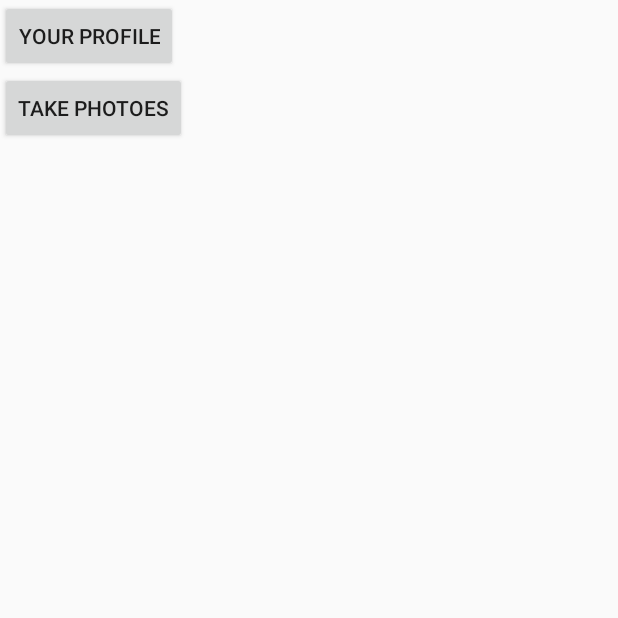
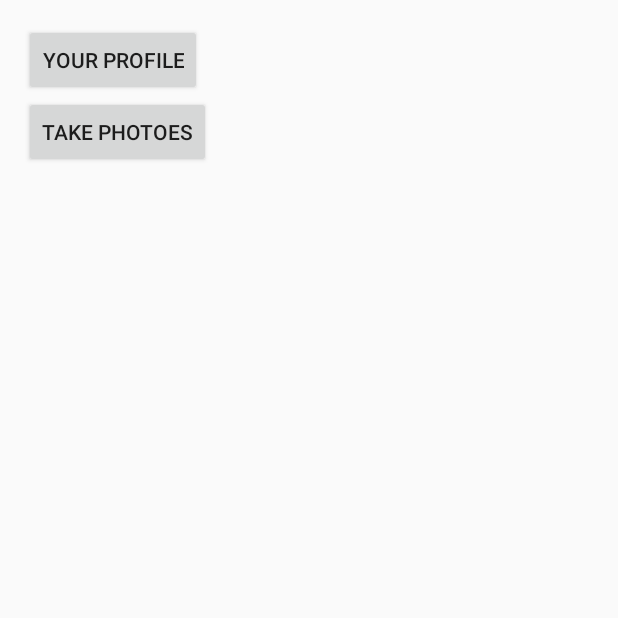
Before and after one commit to binc74/food-recommendation, an Android app: the OptionActivity screen opened directly, with no data from a screen before it, after a tap on "YOUR PROFILE", on a phone screen of 412 x 824 dp, the top half of it. Run offline under Robolectric (Android 15) with nearby library versions, the phone set to English and light mode, and no system bars; 1 statement that could not run was skipped.

Commit message:
Adding incomplete profile page

```diff
--- a/app/src/main/AndroidManifest.xml
+++ b/app/src/main/AndroidManifest.xml
@@ -36,7 +36,8 @@
         <activity android:name=".CameraActivity" />
         <activity android:name=".TestActivity" />
         <activity android:name=".SignUpActivity" />
-        <activity android:name=".OptionActivity"></activity>
+        <activity android:name=".OptionActivity" />
+        <activity android:name=".ProfileActivity"></activity>
     </application>
 
 </manifest>
--- a/app/src/main/java/edu/osu/cse5914/ibmi/foodrecommendation/LoginActivity.java
+++ b/app/src/main/java/edu/osu/cse5914/ibmi/foodrecommendation/LoginActivity.java
@@ -72,9 +72,9 @@ public class LoginActivity extends AppCompatActivity implements View.OnClickList
                                         startActivity(pref_intent);
                                     }
                                     else {
-                                        Intent pref_intent = new Intent(this, CameraActivity.class); //link to preference view
-                                        pref_intent.putExtra("uid", user.getDocumentId());
-                                        startActivity(pref_intent);
+                                        Intent opt_intent = new Intent(this, OptionActivity.class); //link to preference view
+                                        opt_intent.putExtra("uid", user.getDocumentId());
+                                        startActivity(opt_intent);
                                     }
                                 }
                             }
--- a/app/src/main/java/edu/osu/cse5914/ibmi/foodrecommendation/OptionActivity.java
+++ b/app/src/main/java/edu/osu/cse5914/ibmi/foodrecommendation/OptionActivity.java
@@ -1,5 +1,6 @@
 package edu.osu.cse5914.ibmi.foodrecommendation;
 
+import android.content.Intent;
 import android.support.v7.app.AppCompatActivity;
 import android.os.Bundle;
 import android.view.View;
@@ -8,6 +9,8 @@ import android.widget.Button;
 public class OptionActivity extends AppCompatActivity implements View.OnClickListener {
     Button mProfile;
     Button mTakePhoto;
+
+    String uid;
 
     @Override
     protected void onCreate(Bundle savedInstanceState) {
@@ -19,15 +22,23 @@ public class OptionActivity extends AppCompatActivity implements View.OnClickLis
 
         mTakePhoto = findViewById(R.id.photo);
         mTakePhoto.setOnClickListener(this);
+
+        uid = getIntent().getExtras().getString("uid");
     }
 
     @Override
     public void onClick(View v) {
         switch(v.getId()) {
             case R.id.profile:
+                Intent profile_intent = new Intent(this, ProfileActivity.class); //link to preference view
+                profile_intent.putExtra("uid", uid);
+                startActivity(profile_intent);
                 break;
 
             case R.id.photo:
+                Intent cam_intent = new Intent(this, CameraActivity.class); //link to preference view
+                cam_intent.putExtra("uid", uid);
+                startActivity(cam_intent);
                 break;
         }
     }
--- a/app/src/main/java/edu/osu/cse5914/ibmi/foodrecommendation/PrefSetActivity.java
+++ b/app/src/main/java/edu/osu/cse5914/ibmi/foodrecommendation/PrefSetActivity.java
@@ -62,9 +62,9 @@ public class PrefSetActivity extends AppCompatActivity implements View.OnClickLi
                 new UserService().updateNeedInit(uid, false);
 
             case R.id.skip_pref:
-                Intent cam_intent = new Intent(this, CameraActivity.class); //link to preference view
-                cam_intent.putExtra("uid", uid);
-                startActivity(cam_intent);
+                Intent opt_intent = new Intent(this, OptionActivity.class); //link to preference view
+                opt_intent.putExtra("uid", uid);
+                startActivity(opt_intent);
                 break;
         }
     }
--- /dev/null
+++ b/app/src/main/java/edu/osu/cse5914/ibmi/foodrecommendation/ProfileActivity.java
@@ -0,0 +1,21 @@
+package edu.osu.cse5914.ibmi.foodrecommendation;
+
+import android.support.v7.app.AppCompatActivity;
+import android.os.Bundle;
+import android.view.View;
+
+public class ProfileActivity extends AppCompatActivity implements View.OnClickListener {
+
+    @Override
+    protected void onCreate(Bundle savedInstanceState) {
+        super.onCreate(savedInstanceState);
+        setContentView(R.layout.activity_profile);
+    }
+
+    @Override
+    public void onClick(View v) {
+        switch (v.getId()) {
+
+        }
+    }
+}
--- /dev/null
+++ b/app/src/main/java/edu/osu/cse5914/ibmi/foodrecommendation/model/Meal.java
@@ -0,0 +1,5 @@
+package edu.osu.cse5914.ibmi.foodrecommendation.model;
+
+public class Meal extends BaseModel {
+
+}
--- /dev/null
+++ b/app/src/main/res/layout/activity_profile.xml
@@ -0,0 +1,27 @@
+<?xml version="1.0" encoding="utf-8"?>
+<RelativeLayout xmlns:android="http://schemas.android.com/apk/res/android"
+    xmlns:tools="http://schemas.android.com/tools"
+    android:layout_width="match_parent"
+    android:layout_height="match_parent"
+    android:padding="16dp"
+    tools:context=".ProfileActivity">
+    <LinearLayout xmlns:android="http://schemas.android.com/apk/res/android"
+        xmlns:app="http://schemas.android.com/apk/res-auto"
+        xmlns:tools="http://schemas.android.com/tools"
+        android:layout_width="match_parent"
+        android:layout_height="match_parent"
+        android:orientation="vertical">
+
+        <Button
+            android:id="@+id/profile"
+            android:layout_width="wrap_content"
+            android:layout_height="wrap_content"
+            android:text="@string/user_profile" />
+
+        <Button
+            android:id="@+id/photo"
+            android:layout_width="wrap_content"
+            android:layout_height="wrap_content"
+            android:text="@string/take_photo" />
+    </LinearLayout>
+</RelativeLayout>
```
